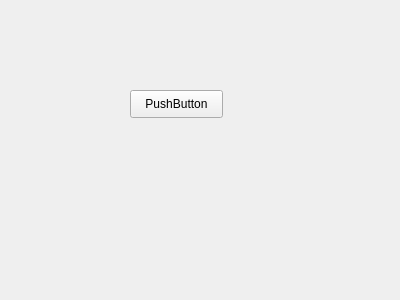
Before: the Qt Designer form UI/loading.ui in qpalwo/save, drawn with Qt 5.
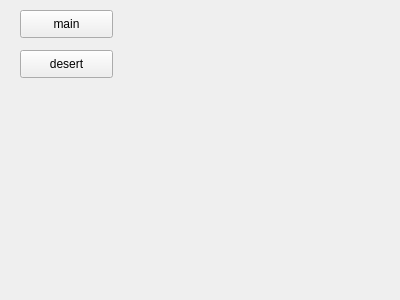
After: the same form once the commit is applied.

What changed in the file:
```diff
--- a/UI/loading.ui
+++ b/UI/loading.ui
@@ -16,14 +16,27 @@
   <widget class="QPushButton" name="pushButton">
    <property name="geometry">
     <rect>
-     <x>130</x>
-     <y>90</y>
+     <x>20</x>
+     <y>10</y>
      <width>93</width>
      <height>28</height>
     </rect>
    </property>
    <property name="text">
-    <string>PushButton</string>
+    <string>main</string>
+   </property>
+  </widget>
+  <widget class="QPushButton" name="pushButton_2">
+   <property name="geometry">
+    <rect>
+     <x>20</x>
+     <y>50</y>
+     <width>93</width>
+     <height>28</height>
+    </rect>
+   </property>
+   <property name="text">
+    <string>desert</string>
    </property>
   </widget>
  </widget>
```
